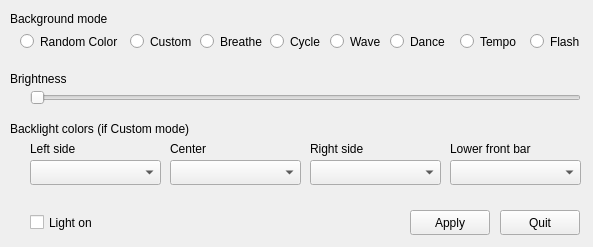
Old version of the form utility/mainwindow.ui in the repository rafaelgieschke/clevo-xsm-wmi.
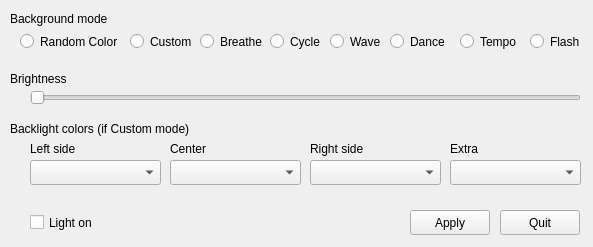
New version of the form.

Commit message: GUI: rename lower to extra

```diff
--- a/utility/mainwindow.ui
+++ b/utility/mainwindow.ui
@@ -257,7 +257,7 @@
      </rect>
     </property>
     <property name="text">
-     <string>Lower front bar</string>
+     <string>Extra</string>
     </property>
    </widget>
    <widget class="QPushButton" name="buttonApply">
```
Left out of the diff: 4 changed lines with no effect on the pictures. The commit also changes 3 other files.
